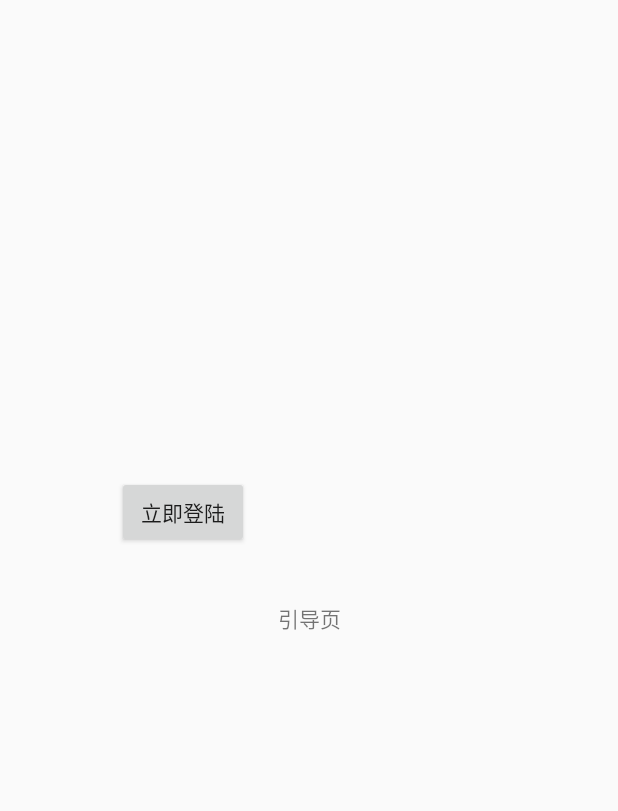
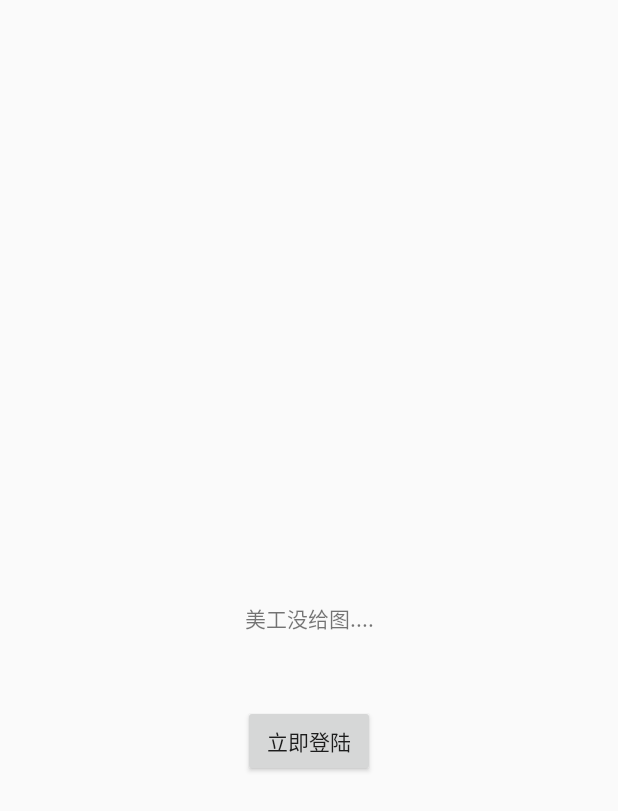
Before and after one commit to itning/YunShuClassSchedule, an Android app: the GuideActivity screen opened directly, with no data from a screen before it, on a phone screen of 412 x 824 dp. Shown: the top 811 px of the screen. Run offline under Robolectric (Android 15) with nearby library versions, the phone set to English and light mode, and no system bars; our stand-ins replace ButterKnife, EventBus.

```diff
--- a/app/src/main/res/layout/activity_guide.xml
+++ b/app/src/main/res/layout/activity_guide.xml
@@ -10,7 +10,11 @@
         android:id="@+id/textView4"
         android:layout_width="wrap_content"
         android:layout_height="wrap_content"
-        android:text="引导页"
+        android:layout_marginBottom="8dp"
+        android:layout_marginEnd="8dp"
+        android:layout_marginStart="8dp"
+        android:layout_marginTop="8dp"
+        android:text="美工没给图...."
         app:layout_constraintBottom_toBottomOf="parent"
         app:layout_constraintEnd_toEndOf="parent"
         app:layout_constraintStart_toStartOf="parent"
@@ -20,9 +24,9 @@
         android:id="@+id/btn_start_login"
         android:layout_width="wrap_content"
         android:layout_height="wrap_content"
-        android:layout_marginBottom="36dp"
-        android:layout_marginEnd="19dp"
+        android:layout_marginTop="47dp"
         android:text="立即登陆"
-        app:layout_constraintBottom_toTopOf="@+id/textView4"
-        app:layout_constraintEnd_toStartOf="@+id/textView4" />
+        app:layout_constraintEnd_toEndOf="parent"
+        app:layout_constraintStart_toStartOf="parent"
+        app:layout_constraintTop_toBottomOf="@+id/textView4" />
 </android.support.constraint.ConstraintLayout>
```
Also changed, not shown: app/src/main/res/layout/activity_splash.xml (+4 -12 lines), app/src/main/res/drawable/splash_background.webp (added).
